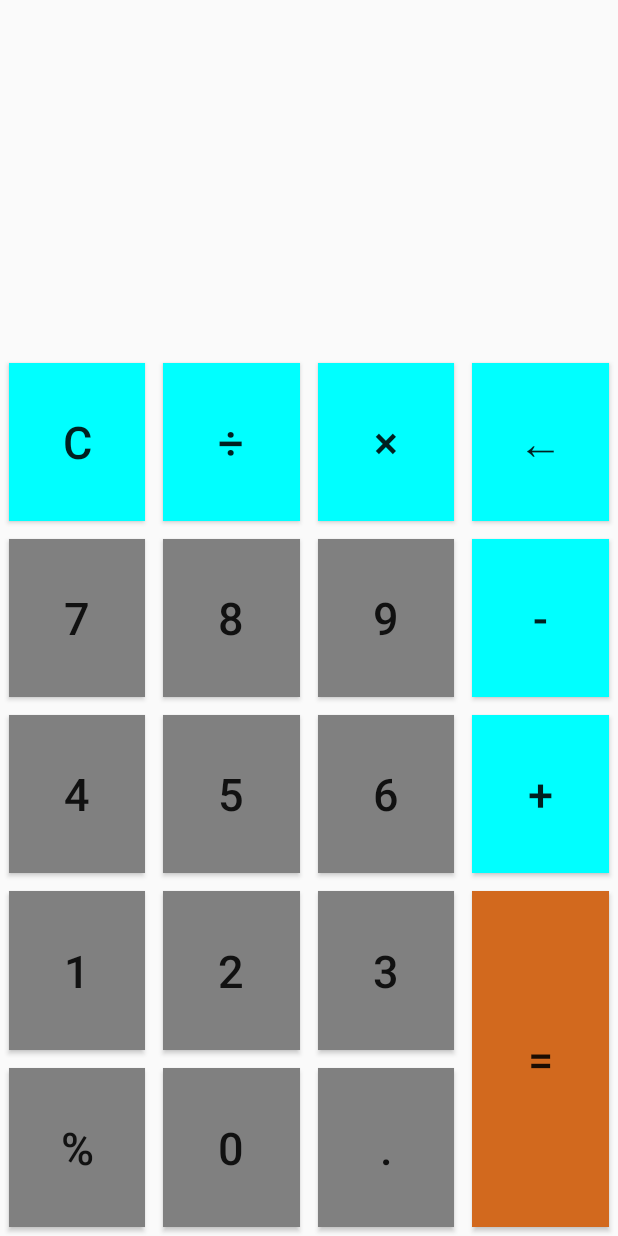
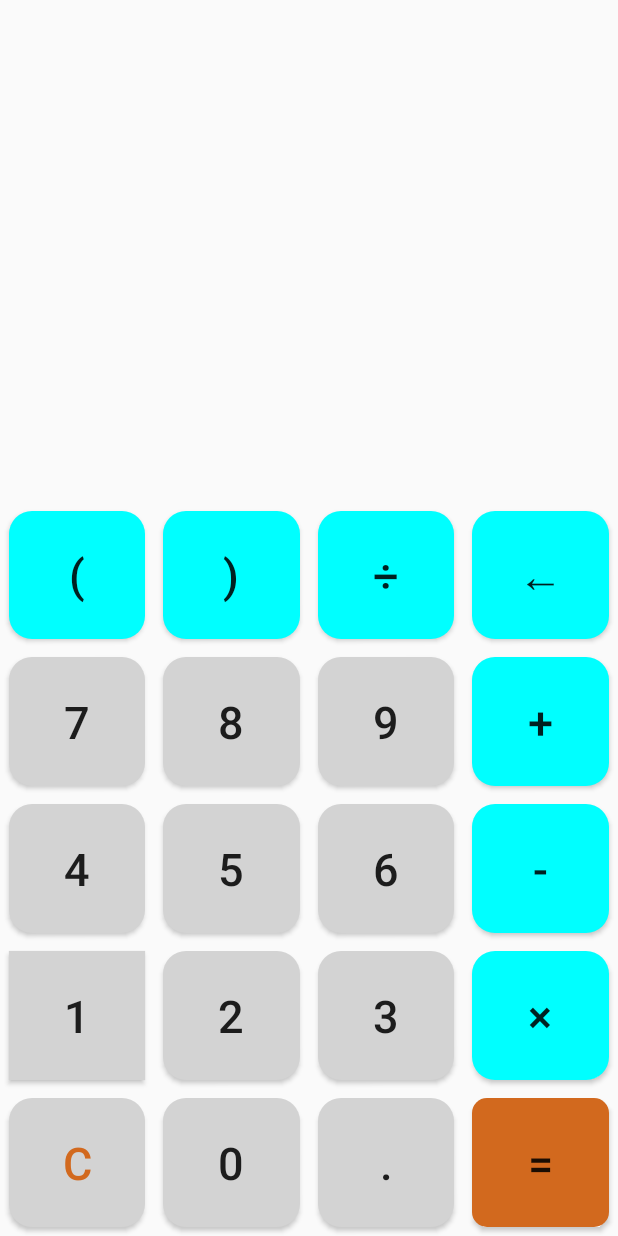
Before and after one commit to colonel-dot/Calculater, an Android app: the screen it shows after launch (MainActivity), on a phone screen of 412 x 824 dp. Run offline under Robolectric (Android 15) with nearby library versions, the phone set to English and light mode, and no system bars.

Commit message:
优化了ui，准备改为逆波兰

```diff
--- a/app/src/main/java/com/example/makecalculater/MainActivity.java
+++ b/app/src/main/java/com/example/makecalculater/MainActivity.java
@@ -2,6 +2,8 @@ package com.example.makecalculater;
 
 import static java.lang.Double.parseDouble;
 
+import android.graphics.Color;
+import android.graphics.drawable.GradientDrawable;
 import android.os.Bundle;
 import android.view.View;
 import android.widget.Button;
@@ -20,6 +22,7 @@ public class MainActivity extends AppCompatActivity implements View.OnClickListe
 
     double firstNum = 0, secondNum = 0;
     TextView tv;
+    TextView resultTv;
     String operater = "";
     Boolean isFirst = true;
 
@@ -34,9 +37,11 @@ public class MainActivity extends AppCompatActivity implements View.OnClickListe
                         | View.SYSTEM_UI_FLAG_HIDE_NAVIGATION
                         | View.SYSTEM_UI_FLAG_FULLSCREEN
                         | View.SYSTEM_UI_FLAG_IMMERSIVE_STICKY);
+        //沉浸式全屏模式的关键实现
 
         setContentView(R.layout.activity_main);
         tv = findViewById(R.id.tv);
+        resultTv = findViewById(R.id.resultTv);
         Button bt0 = findViewById(R.id.bt0);
         bt0.setOnClickListener(this);
         Button bt1 = findViewById(R.id.bt1);
@@ -69,11 +74,13 @@ public class MainActivity extends AppCompatActivity implements View.OnClickListe
         btdiv.setOnClickListener(this);
         Button btc = findViewById(R.id.btc);
         btc.setOnClickListener(this);
-        Button btrem = findViewById(R.id.btrem);
-        btrem.setOnClickListener(this);
         Button btdel = findViewById(R.id.btdel);
         btdel.setOnClickListener(this);
         Button btequ = findViewById(R.id.btequ);
+        GradientDrawable gradientDrawable = new GradientDrawable();
+        gradientDrawable.setColor(Color.parseColor("#D2691E"));
+        gradientDrawable.setCornerRadius(15);
+        btequ.setBackground(gradientDrawable);
         btequ.setOnClickListener(this);
     }
 
@@ -116,6 +123,9 @@ public class MainActivity extends AppCompatActivity implements View.OnClickListe
 
     }
     public void handleNumber(String s) {
+        if(!resultTv.getText().toString().equals("")) {
+            resultTv.setText("0");
+        }
         if(isFirst && s.equals("0") && "".equals(tv.getText().toString())) {
             return;
         }
@@ -123,7 +133,6 @@ public class MainActivity extends AppCompatActivity implements View.OnClickListe
             tv.setText("");
         }
             tv.append(s);
-
     }
     public void handleDel() {
         if(isFirst && !tv.getText().toString().equals("")) {
@@ -133,6 +142,14 @@ public class MainActivity extends AppCompatActivity implements View.OnClickListe
     public void handleOperator(String s) {
         if(isFirst && "0".equals(tv.getText().toString())) {
             tv.setText("");
+        }
+        if(resultTv.getText().length() > 0) {
+            if(Math.abs(firstNum - Math.round(firstNum)) < 1e-9) {
+                tv.setText(String.valueOf((int)firstNum));
+            } else {
+                tv.setText(String.valueOf(firstNum));
+            }
+            resultTv.setText("");
         }
         if(isFirst) {
             if(!"".equals(tv.getText().toString())) {
@@ -175,9 +192,10 @@ public class MainActivity extends AppCompatActivity implements View.OnClickListe
                 firstNum = firstNum % secondNum;
         }
         if(Math.abs(firstNum - Math.round(firstNum)) < 1e-9) {
-            tv.setText(String.valueOf((int)firstNum));
+            firstNum = (int)firstNum;
+            resultTv.setText(String.valueOf((int)firstNum));
         } else {
-            tv.setText(String.valueOf((int)firstNum));
+            resultTv.setText(String.valueOf(firstNum));
         }
         isFirst = true;
         secondNum = 0;
@@ -190,7 +208,8 @@ public class MainActivity extends AppCompatActivity implements View.OnClickListe
             firstNum = 0;
             return;
         }
-        String sub = s.substring(1);
+
+        String sub = s.substring(1,s.length());
         if(sub.contains("+") || sub.contains("-") || sub.contains("×") || sub.contains("÷')")) {
             String[] twoNum = sub.split("[+\\-×÷]");
             if(twoNum.length == 1) {
@@ -200,14 +219,23 @@ public class MainActivity extends AppCompatActivity implements View.OnClickListe
                 tv.setText(s.substring(0,s.length() - 1));
                 isFirst = false;
             }
+            if(s.charAt(0) == '-') {
+                twoNum[0] = "-" + twoNum[0];
+                firstNum = parseDouble(twoNum[0]);
+            } else {
+                firstNum = parseDouble(s.charAt(0) + twoNum[0]);
+            }
+
         } else {
             tv.setText(s.substring(0,s.length() - 1));
+            firstNum = parseDouble(s.substring(0, s.length() - 1));
         }
-
+        resultTv.setText("");
 
     }
     public void clearAll() {
         tv.setText("0");//这里一定要加“”，不然编译器以为这是id，即R.string.0
+        resultTv.setText("");
         firstNum = 0;
         secondNum = 0;
     }
--- /dev/null
+++ b/app/src/main/res/drawable/my_shape.xml
@@ -0,0 +1,7 @@
+<?xml version="1.0" encoding="utf-8"?>
+<shape xmlns:android="http://schemas.android.com/apk/res/android"
+    android:shape="rectangle">
+    <solid android:color="@color/light_gray"/>
+    <corners android:radius="15dp"/>
+
+</shape>
--- /dev/null
+++ b/app/src/main/res/drawable/operater_shape.xml
@@ -0,0 +1,7 @@
+<?xml version="1.0" encoding="utf-8"?>
+<shape xmlns:android="http://schemas.android.com/apk/res/android"
+    android:shape="rectangle">
+    <corners android:radius="15dp"/>
+    <solid android:color="@color/cyan"/>
+
+</shape>
--- a/app/src/main/res/layout/activity_main.xml
+++ b/app/src/main/res/layout/activity_main.xml
@@ -1,206 +1,228 @@
 <?xml version="1.0" encoding="utf-8"?>
 <GridLayout xmlns:android="http://schemas.android.com/apk/res/android"
+    xmlns:app="http://schemas.android.com/apk/res-auto"
     android:id="@+id/main"
     android:layout_width="match_parent"
     android:layout_height="match_parent"
-    android:rowCount="6"
-    android:columnCount="4"
-    android:orientation="vertical"
-    >
+    android:rowCount="8"
+    android:columnCount="4">
 
     <TextView
+        android:id="@+id/tv"
+        android:layout_width="match_parent"
+        android:layout_height="wrap_content"
+        android:layout_row="0"
+        android:layout_rowWeight="1.2"
+        android:layout_column="0"
+        android:layout_columnSpan="4"
+        android:layout_margin="6dp"
+        android:layout_marginTop="30dp"
+        android:textSize="50sp"
+        android:layout_gravity="bottom"/>
 
-        android:layout_marginTop="30dp"
-        android:textSize="40sp"
-        android:id="@+id/tv"
+    <TextView
+        android:id="@+id/resultTv"
         android:layout_row="0"
+        android:layout_rowWeight="1.5"
+        android:layout_height="0dp"
         android:layout_columnSpan="4"
-        android:layout_height="200dp"
-        android:layout_margin="6dp"
-
+        android:textSize="50sp"
+        android:layout_gravity="right"
         />
 
 
+
+
     <Button
-        android:id="@+id/btc"
-        android:text="C"
+        android:id="@+id/btleft"
+        android:text="("
         android:textSize="30sp"
-        android:layout_row="1"
+        android:layout_row="2"
+        android:layout_column="0"
+        android:layout_width="0dp"
+        android:layout_height="0dp"
+        android:layout_columnWeight="1"
+        android:layout_rowWeight="1"
+        android:layout_margin="6dp"
+        android:background="@drawable/operater_shape" />
+
+    <Button
+        android:id="@+id/btright"
+        android:text=")"
+        android:textSize="30sp"
+        android:layout_row="2"
+        android:layout_column="1"
+        android:layout_columnWeight="1"
+        android:layout_width="0dp"
+        android:layout_height="0dp"
+        android:layout_rowWeight="1"
+        android:layout_margin="6dp"
+        android:background="@drawable/operater_shape"/>
+    <Button
+        android:id="@+id/btdiv"
+        android:layout_width="0dp"
+
+        android:layout_height="0dp"
+        android:layout_row="2"
+        android:layout_rowWeight="1"
+        android:layout_column="2"
+        android:layout_columnWeight="1"
+        android:layout_margin="6dp"
+        android:background="@drawable/operater_shape"
+        android:text="÷"
+        android:textSize="30sp" />
+
+    <Button
+        android:id="@+id/btmul"
+        android:layout_width="0dp"
+        android:layout_height="0dp"
+
+        android:layout_row="6"
+        android:layout_rowWeight="1"
+        android:layout_column="3"
+        android:layout_columnWeight="1"
+        android:layout_margin="6dp"
+        android:background="@drawable/operater_shape"
+        android:text="×"
+        android:textSize="30sp" />
+
+    <Button
+        android:id="@+id/btbac"
+        android:text="←"
+        android:textSize="30sp"
+
+        android:layout_width="0dp"
+        android:layout_row="2"
+        android:layout_column="3"
+        android:layout_columnWeight="1"
+        android:layout_height="0dp"
+        android:layout_rowWeight="1"
+        android:layout_margin="6dp"
+        android:background="@drawable/operater_shape"
+        />
+    <Button
+        android:id="@+id/bt7"
+        android:text="7"
+        android:textSize="30sp"
+        android:layout_row="4"
         android:layout_column="0"
         android:layout_width="0dp"
         android:layout_columnWeight="1"
         android:layout_height="0dp"
         android:layout_rowWeight="1"
         android:layout_margin="6dp"
-        android:background="@color/cyan"
-        android:onClick="toClick"
+        android:background="@drawable/my_shape"
         />
     <Button
-        android:id="@+id/btdiv"
+        android:id="@+id/bt8"
+        android:text="8"
         android:textSize="30sp"
-
-        android:text="÷"
+        android:layout_row="4"
+        android:layout_column="1"
         android:layout_width="0dp"
-        android:layout_row="1"
-        android:layout_column="1"
         android:layout_columnWeight="1"
         android:layout_height="0dp"
         android:layout_rowWeight="1"
         android:layout_margin="6dp"
-        android:background="@color/cyan"
+        android:background="@drawable/my_shape"
+
         />
     <Button
-        android:id="@+id/btmul"
-        android:text="×"
+        android:id="@+id/bt9"
+        android:text="9"
         android:textSize="30sp"
-
-        android:layout_row="1"
+        android:layout_row="4"
+        android:layout_column="2"
         android:layout_width="0dp"
-        android:layout_column="2"
         android:layout_columnWeight="1"
         android:layout_height="0dp"
         android:layout_rowWeight="1"
         android:layout_margin="6dp"
-        android:background="@color/cyan"
+        android:background="@drawable/my_shape"
         />
+
     <Button
-        android:id="@+id/btbac"
-        android:text="←"
+        android:id="@+id/btmin"
+        android:layout_width="0dp"
+        android:layout_height="0dp"
+        android:layout_row="5"
+        android:layout_rowWeight="1"
+        android:layout_column="3"
+        android:layout_columnWeight="1"
+        android:layout_margin="6dp"
+        android:background="@drawable/operater_shape"
+        android:text="-"
+        android:textSize="30sp" />
+
+    <Button
+        android:id="@+id/bt4"
         android:textSize="30sp"
 
-        android:layout_width="0dp"
-        android:layout_row="1"
-        android:layout_column="3"
-        android:layout_columnWeight="1"
-        android:layout_height="0dp"
-        android:layout_rowWeight="1"
-        android:layout_margin="6dp"
-        android:background="@color/cyan"
-        />
-    <Button
-        android:id="@+id/bt7"
-        android:text="7"
-        android:textSize="30sp"
-
-        android:layout_row="2"
+        android:text="4"
+        android:layout_row="5"
         android:layout_column="0"
         android:layout_width="0dp"
         android:layout_columnWeight="1"
         android:layout_height="0dp"
         android:layout_rowWeight="1"
         android:layout_margin="6dp"
-        android:background="@color/gray"
+        android:background="@drawable/my_shape"
         />
     <Button
-        android:id="@+id/bt8"
-        android:text="8"
+        android:id="@+id/bt5"
         android:textSize="30sp"
-
-        android:layout_row="2"
+        android:text="5"
+        android:layout_row="5"
         android:layout_column="1"
         android:layout_width="0dp"
         android:layout_columnWeight="1"
         android:layout_height="0dp"
         android:layout_rowWeight="1"
         android:layout_margin="6dp"
-        android:background="@color/gray"
+        android:background="@drawable/my_shape"
+
         />
     <Button
-        android:id="@+id/bt9"
-        android:text="9"
+        android:id="@+id/bt6"
         android:textSize="30sp"
 
-        android:layout_row="2"
+        android:text="6"
+        android:layout_row="5"
         android:layout_column="2"
         android:layout_width="0dp"
         android:layout_columnWeight="1"
         android:layout_height="0dp"
         android:layout_rowWeight="1"
         android:layout_margin="6dp"
-        android:background="@color/gray"
+        android:background="@drawable/my_shape"
+
         />
+
     <Button
-        android:id="@+id/btmin"
-        android:text="-"
-        android:layout_row="2"
+        android:id="@+id/btadd"
+        android:layout_width="0dp"
+
+        android:layout_height="0dp"
+        android:layout_row="4"
+        android:layout_rowWeight="1"
+        android:layout_column="3"
+        android:layout_columnWeight="1"
+        android:layout_margin="6dp"
+        android:background="@drawable/operater_shape"
+        android:text="+"
+        android:textSize="30sp" />
+
+    <Button
+        android:id="@+id/bt1"
         android:textSize="30sp"
-
-        android:layout_column="3"
-        android:layout_width="0dp"
-        android:layout_columnWeight="1"
-        android:layout_height="0dp"
-        android:layout_rowWeight="1"
-        android:layout_margin="6dp"
-        android:background="@color/cyan"
-        />
-    <Button
-        android:id="@+id/bt4"
-        android:textSize="30sp"
-
-        android:text="4"
-        android:layout_row="3"
+        android:text="1"
+        android:layout_row="6"
         android:layout_column="0"
         android:layout_width="0dp"
         android:layout_columnWeight="1"
         android:layout_height="0dp"
         android:layout_rowWeight="1"
-        android:layout_margin="6dp"
-        android:background="@color/gray"
-        />
-    <Button
-        android:id="@+id/bt5"
-        android:textSize="30sp"
-
-        android:text="5"
-        android:layout_row="3"
-        android:layout_column="1"
-        android:layout_width="0dp"
-        android:layout_columnWeight="1"
-        android:layout_height="0dp"
-        android:layout_rowWeight="1"
-        android:layout_margin="6dp"
-        android:background="@color/gray"
-        />
-    <Button
-        android:id="@+id/bt6"
-        android:textSize="30sp"
-
-        android:text="6"
-        android:layout_row="3"
-        android:layout_column="2"
-        android:layout_width="0dp"
-        android:layout_columnWeight="1"
-        android:layout_height="0dp"
-        android:layout_rowWeight="1"
-        android:layout_margin="6dp"
-        android:background="@color/gray"
-        />
-    <Button
-        android:id="@+id/btadd"
-        android:textSize="30sp"
-
-        android:text="+"
-        android:layout_row="3"
-        android:layout_column="3"
-        android:layout_width="0dp"
-        android:layout_columnWeight="1"
-        android:layout_height="0dp"
-        android:layout_rowWeight="1"
-        android:background="@color/cyan"
-        android:layout_margin="6dp"
-        />
-    <Button
-        android:id="@+id/bt1"
-        android:textSize="30sp"
-
-        android:text="1"
-        android:layout_row="4"
-        android:layout_column="0"
-        android:layout_width="0dp"
-        android:layout_columnWeight="1"
-        android:layout_height="0dp"
-        android:layout_rowWeight="1"
-        android:background="@color/gray"
+        android:background="@color/light_gray"
         android:layout_margin="6dp"
         />
     <Button
@@ -208,84 +230,85 @@
         android:textSize="30sp"
 
         android:text="2"
-        android:layout_row="4"
+        android:layout_row="6"
         android:layout_column="1"
         android:layout_width="0dp"
         android:layout_columnWeight="1"
         android:layout_height="0dp"
         android:layout_rowWeight="1"
-        android:background="@color/gray"
+        android:background="@drawable/my_shape"
         android:layout_margin="6dp"/>
     <Button
         android:id="@+id/bt3"
         android:textSize="30sp"
 
         android:text="3"
-        android:layout_row="4"
+        android:layout_row="6"
         android:layout_column="2"
         android:layout_width="0dp"
         android:layout_columnWeight="1"
         android:layout_height="0dp"
         android:layout_rowWeight="1"
         android:layout_margin="6dp"
-        android:background="@color/gray"
+        android:background="@drawable/my_shape"
+
         />
     <Button
         android:id="@+id/btequ"
         android:textSize="30sp"
-
         android:text="="
-        android:layout_row="4"
+        android:layout_row="7"
         android:layout_column="3"
         android:layout_width="0dp"
-        android:layout_rowSpan="2"
         android:layout_columnWeight="1"
         android:layout_height="0dp"
         android:layout_rowWeight="1"
         android:layout_margin="6dp"
-        android:background="@color/chocolate"
+        android:background="@drawable/operater_shape"
         />
     <Button
-        android:id="@+id/btrem"
+        android:id="@+id/btc"
         android:textSize="30sp"
-
-        android:text="%"
-        android:layout_row="5"
+        android:textColor="@color/chocolate"
+        android:text="C"
+        android:layout_row="7"
         android:layout_column="0"
         android:layout_width="0dp"
         android:layout_columnWeight="1"
         android:layout_height="0dp"
         android:layout_rowWeight="1"
         android:layout_margin="6dp"
-        android:background="@color/gray"
+        android:background="@drawable/my_shape"
         />
     <Button
         android:id="@+id/bt0"
         android:textSize="30sp"
 
         android:text="0"
-        android:layout_row="5"
+        android:layout_row="7"
         android:layout_column="1"
         android:layout_width="0dp"
         android:layout_columnWeight="1"
         android:layout_height="0dp"
         android:layout_rowWeight="1"
         android:layout_margin="6dp"
-        android:background="@color/gray"
+        android:background="@drawable/my_shape"
+
         />
     <Button
         android:id="@+id/btdel"
         android:textSize="30sp"
 
         android:text="."
-        android:layout_row="5"
+        android:layout_row="7"
         android:layout_column="2"
         android:layout_width="0dp"
         android:layout_columnWeight="1"
         android:layout_height="0dp"
         android:layout_rowWeight="1"
         android:layout_margin="6dp"
-        android:background="@color/gray"
+        android:background="@drawable/my_shape"
+
         />
 
 </GridLayout>
```
